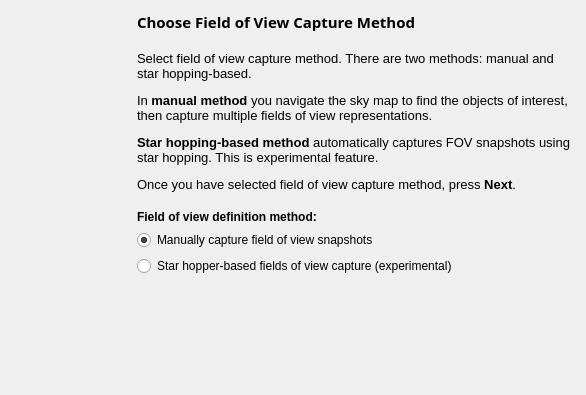
This is kstars/printing/pwizfovtypeselection.ui in KDE/kstars as Qt 5 draws it before an edit. The edited form follows.
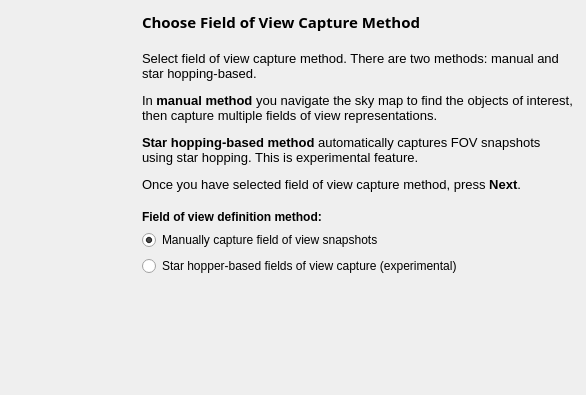
This is the edited form.

Commit message: Added spacer between banner image and step layout in Printing Wizard.

```diff
--- a/kstars/printing/pwizfovtypeselection.ui
+++ b/kstars/printing/pwizfovtypeselection.ui
@@ -33,6 +33,22 @@
      </property>
     </widget>
    </item>
+   <item>
+    <spacer name="horSpacer4">
+     <property name="orientation">
+      <enum>Qt::Horizontal</enum>
+     </property>
+     <property name="sizeType">
+      <enum>QSizePolicy::Fixed</enum>
+     </property>
+     <property name="sizeHint" stdset="0">
+      <size>
+       <width>5</width>
+       <height>20</height>
+      </size>
+     </property>
+    </spacer>
+   </item>
    <item>
     <layout class="QVBoxLayout" name="fovTypeLayout">
      <property name="spacing">
```
The commit also changes 9 other files.
